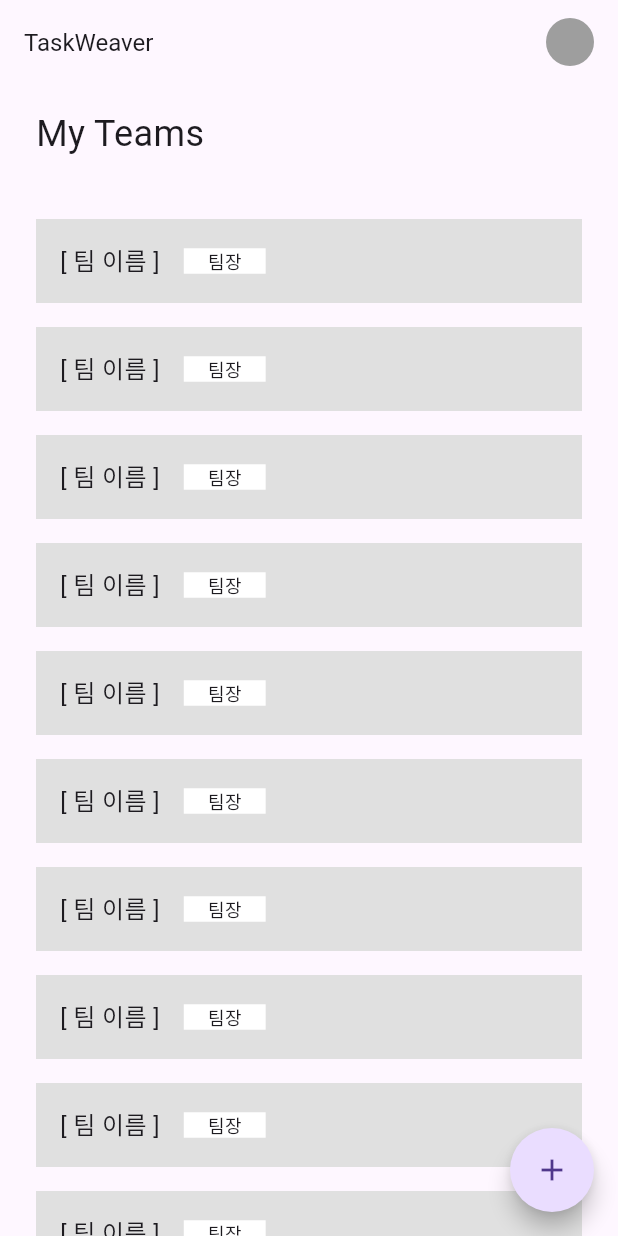
After one commit to TaskWeaver/frontend_app, a Flutter app: the TeamsListScreen screen opened by its route, on a phone screen of 412 x 824 dp. The commit adds this screen. Run offline on Flutter 3.47's test engine with Material 3 defaults, Android fonts, the phone set to English and light mode, and no system bars; our stand-ins replace go_router; missing offline and left inert: widgetbook, widgetbook_annotation.

Commit message:
feat: create teams list screen

```diff
--- a/front/lib/app/config/routes.dart
+++ b/front/lib/app/config/routes.dart
@@ -2,6 +2,7 @@ import 'package:front/app/domain/presentation/home/home.dart';
 import 'package:front/app/domain/presentation/login/email_singin.dart';
 import 'package:front/app/domain/presentation/login/login.dart';
 import 'package:front/app/domain/presentation/login/signin.dart';
+import 'package:front/app/domain/presentation/team/screen/teams_list.dart';
 import 'package:go_router/go_router.dart';
 
 final router = GoRouter(initialLocation: '/', routes: [
@@ -21,5 +22,10 @@ final router = GoRouter(initialLocation: '/', routes: [
       name: 'emailSignup',
       builder: (context, state) => const EmailSignInScreen(),
     ),
+    GoRoute(
+      path: 'teamsList',
+      name: 'teamsList',
+      builder: (context, state) => const TeamsListScreen(),
+    ),
   ]),
 ]);
--- /dev/null
+++ b/front/lib/app/domain/presentation/team/componet/team_tile.dart
@@ -0,0 +1,41 @@
+import 'package:flutter/material.dart';
+import 'package:front/app/domain/presentation/team/componet/team_member_clips.dart';
+
+class TeamTile extends StatelessWidget {
+  const TeamTile({
+    super.key,
+  });
+
+  @override
+  Widget build(BuildContext context) {
+    return Container(
+      color: Colors.grey[300],
+      child: Padding(
+        padding: const EdgeInsets.all(16.0),
+        child:
+            Row(mainAxisAlignment: MainAxisAlignment.spaceBetween, children: [
+          Row(
+            children: [
+              const Text(
+                '[ 팀 이름 ]',
+                style: TextStyle(fontSize: 16),
+              ),
+              const SizedBox(
+                width: 16,
+              ),
+              Container(
+                  decoration: const BoxDecoration(color: Colors.white),
+                  child: const Padding(
+                    padding: EdgeInsets.symmetric(horizontal: 16.0),
+                    child: Text(
+                      '팀장',
+                      style: TextStyle(fontSize: 12),
+                    ),
+                  )),
+            ],
+          ),
+        ]),
+      ),
+    );
+  }
+}
--- /dev/null
+++ b/front/lib/app/domain/presentation/team/screen/teams_list.dart
@@ -0,0 +1,81 @@
+import 'package:flutter/material.dart';
+import 'package:front/app/domain/presentation/team/componet/team_tile.dart';
+
+class TeamsListScreen extends StatefulWidget {
+  const TeamsListScreen({super.key});
+
+  @override
+  State<TeamsListScreen> createState() => _TeamsListScreenState();
+}
+
+class _TeamsListScreenState extends State<TeamsListScreen> {
+  @override
+  Widget build(BuildContext context) {
+    return Scaffold(
+      appBar: AppBar(
+        automaticallyImplyLeading: false,
+        scrolledUnderElevation: 0.0,
+        title: Center(
+            child: Row(
+                mainAxisAlignment: MainAxisAlignment.spaceBetween,
+                children: [
+              const Text(
+                'TaskWeaver',
+                style: TextStyle(fontSize: 16),
+              ),
+              SizedBox(
+                  width: 32.0,
+                  height: 32.0,
+                  child: Container(
+                    width: 32,
+                    height: 32,
+                    decoration: BoxDecoration(
+                        color: Colors.grey,
+                        borderRadius: BorderRadius.circular(100)),
+                  ))
+            ])),
+      ),
+      body: Padding(
+        padding: const EdgeInsets.symmetric(horizontal: 24.0),
+        child: Column(
+          children: [
+            const SizedBox(
+              width: double.infinity,
+              child: Padding(
+                padding: EdgeInsets.only(bottom: 32.0, top: 16.0),
+                child: Text(
+                  'My Teams',
+                  style: TextStyle(fontSize: 24),
+                ),
+              ),
+            ),
+            Expanded(
+              child: CustomScrollView(
+                slivers: <Widget>[
+                  SliverList.builder(
+                    itemBuilder: (context, index) {
+                      return const Padding(
+                        padding: EdgeInsets.symmetric(
+                            vertical: 8.0, horizontal: 0),
+                        child: TeamTile(),
+                      );
+                    },
+                  ),
+                ],
+              ),
+            ),
+          ],
+        ),
+      ),
+      floatingActionButton: FloatingActionButton(
+        shape: RoundedRectangleBorder(
+          borderRadius: BorderRadius.circular(100),
+        ),
+        onPressed: () {
+          Navigator.pushNamed(context, '/teamsList');
+        },
+        child: const Icon(Icons.add),
+      ),
+    );
+  }
+}
```
